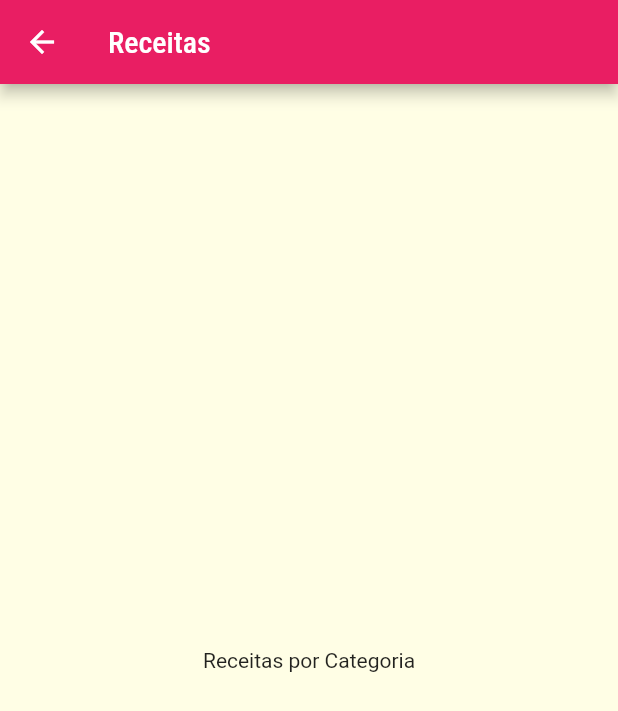
After one commit to rudatorquato/Meals, a Flutter app: the screen it shows after launch, after a tap on "Italiano", on a phone screen of 412 x 824 dp. The commit adds this screen. Shown: the top 711 px of the screen. Run offline on Flutter 3.47's test engine with Material 2 defaults, Android fonts, the phone set to English and light mode, and no system bars.

Commit message:
Navegando para uma nova tela

```diff
--- /dev/null
+++ b/lib/category/widgets/categories_meals/categories_meals_widget.dart
@@ -0,0 +1,17 @@
+import 'package:flutter/material.dart';
+
+class CategoriesMeals extends StatelessWidget {
+  const CategoriesMeals({Key? key}) : super(key: key);
+
+  @override
+  Widget build(BuildContext context) {
+    return Scaffold(
+      appBar: AppBar(
+        title: const Text('Receitas'),
+      ),
+      body: const Center(
+        child: Text('Receitas por Categoria'),
+      ),
+    );
+  }
+}
--- /dev/null
+++ b/lib/category/widgets/category_item/category_item_widget.dart
@@ -0,0 +1,48 @@
+import 'package:flutter/material.dart';
+import 'package:meals/home/models/category_model.dart';
+import '../categories_meals/categories_meals_widget.dart';
+
+class CategoryItem extends StatelessWidget {
+  final Category category;
+  const CategoryItem({
+    Key? key,
+    required this.category,
+  }) : super(key: key);
+
+  void _selectCategory(BuildContext context) {
+    Navigator.of(context).push(
+      MaterialPageRoute(
+        builder: (_) {
+          return const CategoriesMeals();
+        },
+      ),
+    );
+  }
+
+  @override
+  Widget build(BuildContext context) {
+    return InkWell(
+      onTap: () => _selectCategory(context),
+      borderRadius: BorderRadius.circular(15),
+      splashColor: Theme.of(context).primaryColor,
+      child: Container(
+        padding: const EdgeInsets.all(15),
+        child: Text(
+          category.title,
+          style: Theme.of(context).textTheme.headline6,
+        ),
+        decoration: BoxDecoration(
+          borderRadius: BorderRadius.circular(15),
+          gradient: LinearGradient(
+            colors: [
+              category.color.withOpacity(0.5),
+              category.color,
+            ],
+            begin: Alignment.topLeft,
+            end: Alignment.bottomRight,
+          ),
+        ),
+      ),
+    );
+  }
+}
--- a/lib/home/widgets/home_page_widget.dart
+++ b/lib/home/widgets/home_page_widget.dart
@@ -1,5 +1,5 @@
 import 'package:flutter/material.dart';
-import 'package:meals/category/widgets/category_item_widget.dart';
+import 'package:meals/category/widgets/category_item/category_item_widget.dart';
 import 'package:meals/core/assets/data/dummy_data.dart';
 
 class Categories extends StatelessWidget {
@@ -9,7 +9,7 @@ class Categories extends StatelessWidget {
   Widget build(BuildContext context) {
     return Scaffold(
       appBar: AppBar(
-        title: const Text('Vamos cozinhar'),
+        title: const Text('Vamos cozinhaaaar'),
       ),
       body: GridView(
         padding: const EdgeInsets.all(25),
```
Also changed, not shown: lib/category/widgets/category_item_widget.dart (deleted, +0 -32 lines), pubspec.lock.
